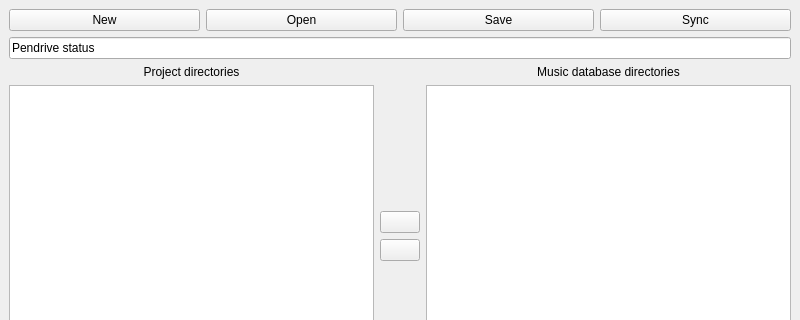
This is mainwindow.ui in postmodern-toolbox/AlexandriaBurningLibrary as Qt 5 draws it before an edit; both pictures show x 0 to 800 and y 0 to 320 of the 800 by 600 pixel window. The edited form follows.
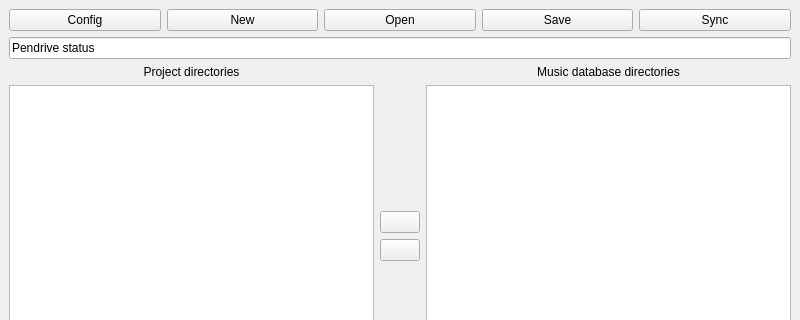
This is the edited form. Icons and pictures are not drawn.

Commit message:
[ProjectConfig] Add validator to project name
Placeholder to adding new project

```diff
--- a/mainwindow.ui
+++ b/mainwindow.ui
@@ -17,6 +17,19 @@
    <layout class="QVBoxLayout" name="verticalLayout_2">
     <item>
      <layout class="QHBoxLayout" name="buttonsLayout">
+      <item>
+       <widget class="QPushButton" name="configButton">
+        <property name="text">
+         <string>Config</string>
+        </property>
+        <property name="iconSize">
+         <size>
+          <width>32</width>
+          <height>32</height>
+         </size>
+        </property>
+       </widget>
+      </item>
       <item>
        <widget class="QPushButton" name="newButton">
         <property name="text">
```
Left out of the diff: 2 changed lines with no effect on the pictures. The commit also changes 5 other files.
